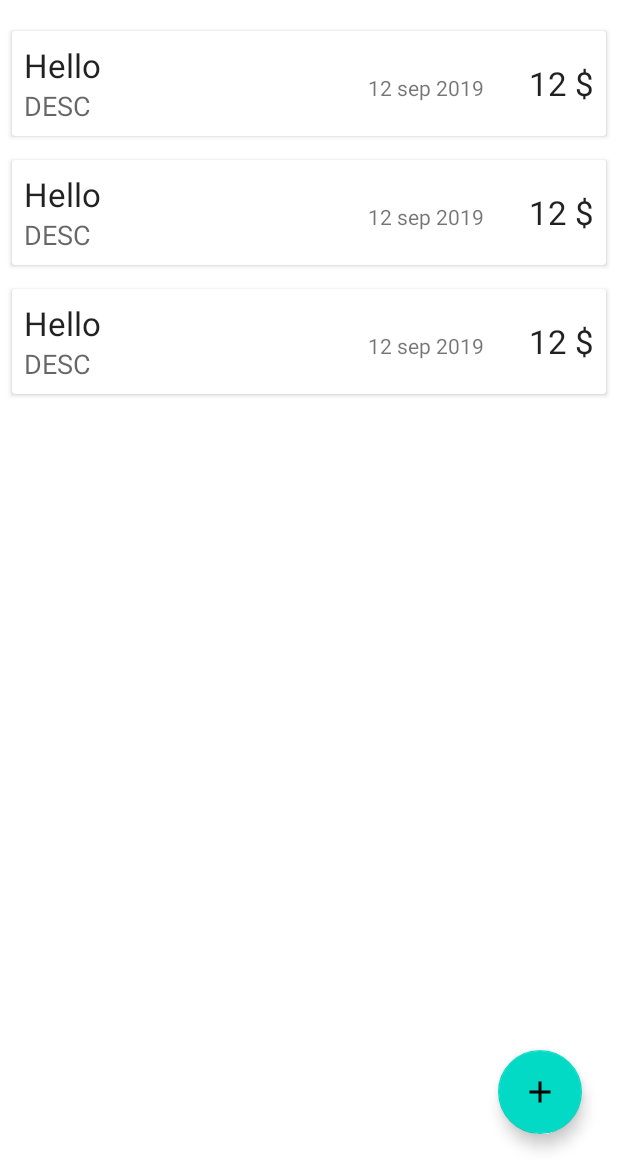
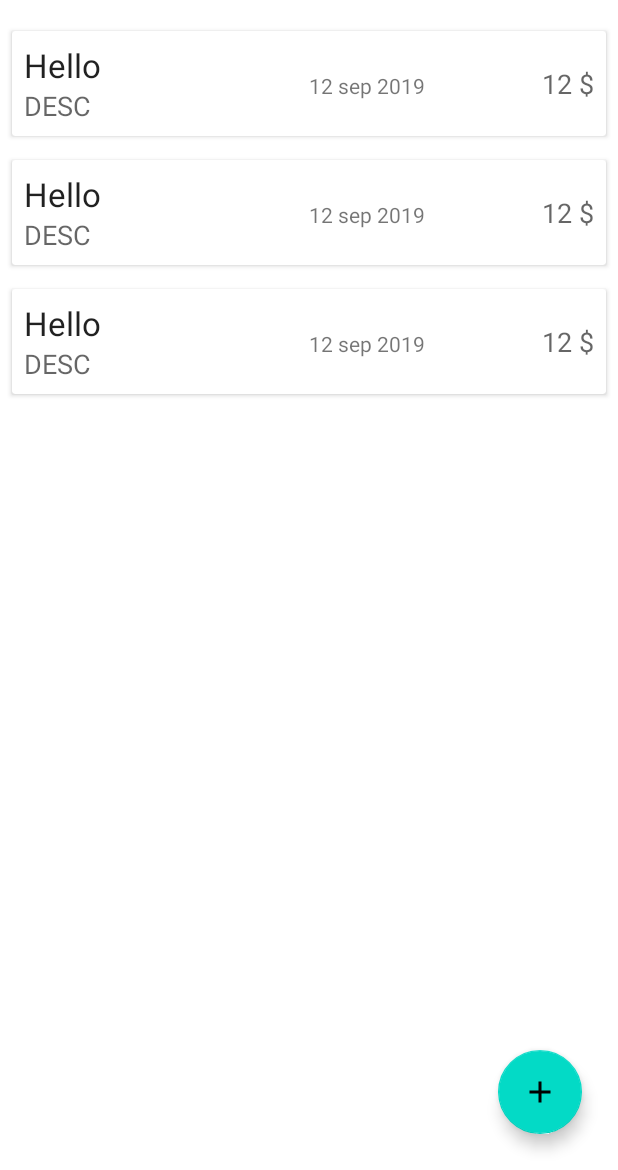
Before and after one commit to YorkIsMine/ExpenseApp, an Android app: the layout fragment_home.xml on its own in the app's theme, with its tools: preview values and no code run, on a phone screen of 412 x 824 dp, the part 66-1236 px from its top. Run offline under Robolectric (Android 15) with nearby library versions, the phone set to English and light mode, and no system bars.

```diff
--- a/app/src/main/java/com/yorkismine/expenseapp/AddExpenseActivity.java
+++ b/app/src/main/java/com/yorkismine/expenseapp/AddExpenseActivity.java
@@ -74,6 +74,11 @@ public class AddExpenseActivity extends AppCompatActivity {
         String desc = edtDesc.getText().toString();
         String sum = edtSum.getText().toString();
 
+        if (sum.trim().length() > 10) {
+            Toast.makeText(this, "Max sum 10 digits!", Toast.LENGTH_SHORT)
+                    .show();
+            return;
+        }
         if (dateInMillis.trim().isEmpty() || dateInMillis.trim().equals(" ")) {
             dateInMillis = "01.01.19";
         }
--- a/app/src/main/java/com/yorkismine/expenseapp/utils/Constants.java
+++ b/app/src/main/java/com/yorkismine/expenseapp/utils/Constants.java
@@ -5,7 +5,7 @@ public class Constants{
     public static final String EXTRA_DESC = "DESC";
     public static final String EXTRA_SUM = "SUM";
     public static final String EXTRA_DATE = "DATE";
-    public static final String EXTRA_CURRENCY_RUB = "руб";
+    public static final String EXTRA_CURRENCY_RUB = "р";
     public static final String EXTRA_CURRENCY_USD = "$";
     public static final int EXTRA_CODE_REQUEST = 1;
 }
--- a/app/src/main/res/layout/expense_item.xml
+++ b/app/src/main/res/layout/expense_item.xml
@@ -13,7 +13,7 @@
         <LinearLayout
             android:layout_width="0dp"
             android:layout_height="wrap_content"
-            android:layout_weight="3"
+            android:layout_weight="1"
             android:orientation="vertical"
             android:padding="8dp"
             tools:targetApi="o">
@@ -35,7 +35,7 @@
         </LinearLayout>
         <LinearLayout
             android:layout_width="0dp"
-            android:layout_weight="2"
+            android:layout_weight="1"
             android:layout_height="wrap_content"
             android:layout_gravity="center"
             android:orientation="horizontal">
@@ -52,7 +52,7 @@
                 android:layout_height="wrap_content"
                 android:layout_marginRight="8dp"
                 android:text="12 $"
-                android:textAppearance="@style/TextAppearance.AppCompat.Large" />
+                android:textAppearance="@style/TextAppearance.AppCompat.Medium" />
         </LinearLayout>
 
 
```
